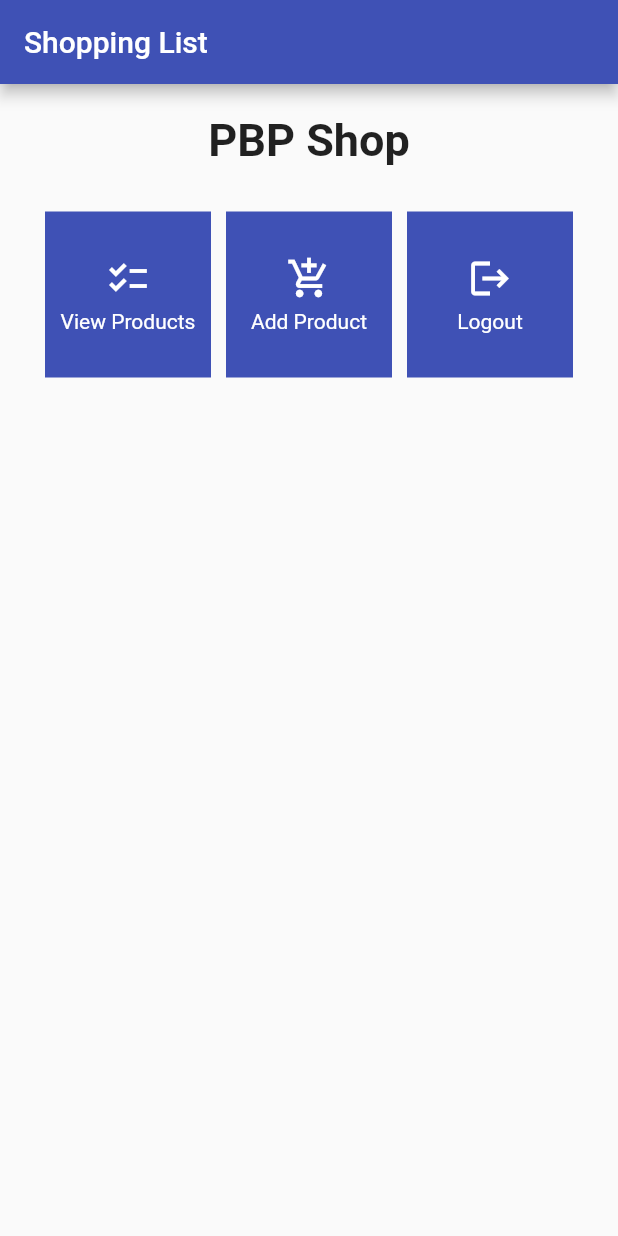
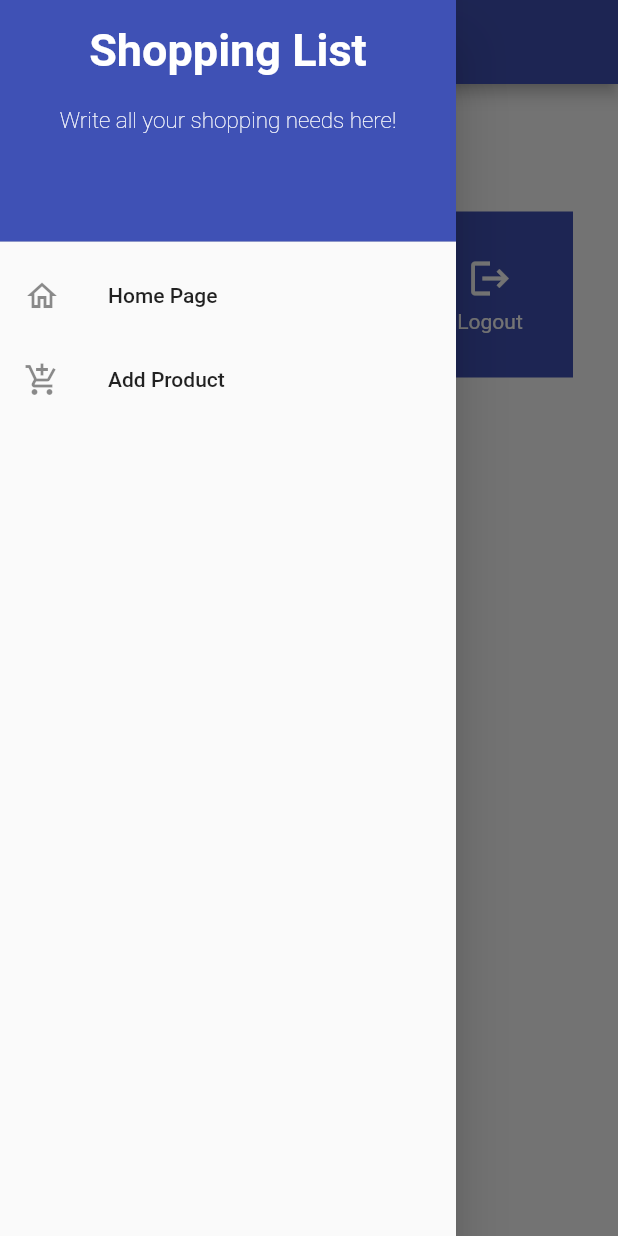
Before and after one commit to ardhika23/shopping-list-mobile, a Flutter app: the screen it shows after launch, with the side drawer open (before the commit the screen has no drawer), on a phone screen of 412 x 824 dp. Run offline on Flutter 3.47's test engine with Material 2 defaults, Android fonts, the phone set to English and light mode, and no system bars.

Commit message:
Already finished tutorial 7

```diff
--- a/lib/main.dart
+++ b/lib/main.dart
@@ -1,5 +1,5 @@
 import 'package:flutter/material.dart';
-import 'package:shopping_list/menu.dart';
+import 'package:shopping_list/screens/menu.dart';
 
 void main() {
   runApp(const MyApp());
--- a/lib/menu.dart
+++ b/lib/screens/menu.dart
@@ -1,4 +1,6 @@
 import 'package:flutter/material.dart';
+import 'package:shopping_list/widgets/left_drawer.dart';
+import 'package:shopping_list/widgets/shop_card.dart';
 
 class MyHomePage extends StatelessWidget {
   MyHomePage({Key? key}) : super(key: key);
@@ -64,58 +66,7 @@ class MyHomePage extends StatelessWidget {
               ),
             ),
           ),
+          drawer: const LeftDrawer(),
         );
     }
 }
-
-class ShopCard extends StatelessWidget {
-  final ShopItem item;
-
-  const ShopCard(this.item, {Key? key}); // Constructor
-
-  @override
-  Widget build(BuildContext context) {
-    return Material(
-      color: Colors.indigo,
-      child: InkWell(
-        // Responsive touch area
-        onTap: () {
-          // Show a SnackBar when clicked
-          ScaffoldMessenger.of(context)
-            ..hideCurrentSnackBar()
-            ..showSnackBar(SnackBar(
-                content: Text("You pressed the ${item.name} button!")));
-        },
-        child: Container(
-          // Container to hold Icon and Text
-          padding: const EdgeInsets.all(8),
-          child: Center(
-            child: Column(
-              mainAxisAlignment: MainAxisAlignment.center,
-              children: [
-                Icon(
-                  item.icon,
-                  color: Colors.white,
-                  size: 30.0,
-                ),
-                const Padding(padding: EdgeInsets.all(3)),
-                Text(
-                  item.name,
-                  textAlign: TextAlign.center,
-                  style: const TextStyle(color: Colors.white),
-                ),
-              ],
-            ),
-          ),
-        ),
-      ),
-    );
-  }
-}
-
-class ShopItem {
-  final String name;
-  final IconData icon;
-
-  ShopItem(this.name, this.icon);
-}
--- /dev/null
+++ b/lib/widgets/left_drawer.dart
@@ -0,0 +1,69 @@
+import 'package:flutter/material.dart';
+import 'package:shopping_list/screens/menu.dart';
+import 'package:shopping_list/screens/shoplist_form.dart';
+
+class LeftDrawer extends StatelessWidget {
+  const LeftDrawer({super.key});
+
+  @override
+  Widget build(BuildContext context) {
+    return Drawer(
+      child: ListView(
+        children: [
+          const DrawerHeader(
+            decoration: BoxDecoration(
+              color: Colors.indigo,
+            ),
+            child: Column(
+              children: [
+                Text(
+                  'Shopping List',
+                  textAlign: TextAlign.center,
+                  style: TextStyle(
+                    fontSize: 30,
+                    fontWeight: FontWeight.bold,
+                    color: Colors.white,
+                  ),
+                ),
+                Padding(padding: EdgeInsets.all(10)),
+                Text("Write all your shopping needs here!",
+                    // Adding text style with center alignment, font size 15, white color, and regular weight
+                  style: TextStyle(
+                    fontSize: 15,
+                    color: Colors.white,
+                    fontWeight: FontWeight.w100,
+                  ),
+                  textAlign: TextAlign.center,
+                ),
+              ],
+            ),
+          ),
+          ListTile(
+            leading: const Icon(Icons.home_outlined),
+            title: const Text('Home Page'),
+            // Redirection to MyHomePage
+            onTap: () {
+              Navigator.pushReplacement(
+                  context,
+                  MaterialPageRoute(
+                    builder: (context) => MyHomePage(),
+                  ));
+            },
+          ),
+          ListTile(
+            leading: const Icon(Icons.add_shopping_cart),
+            title: const Text('Add Product'),
+            // Redirection to ShopFormPage
+            onTap: () {
+              // Routing to ShopFormPage here, after ShopFormPage has been created.
+              Navigator.pushReplacement(
+                context,
+                MaterialPageRoute(builder: (context) => const ShopFormPage())
+              );
+            },
+          ),
+        ],
+      ),
+    );
+  }
+}
--- /dev/null
+++ b/lib/widgets/shop_card.dart
@@ -0,0 +1,65 @@
+import 'package:flutter/material.dart';
+import 'package:shopping_list/screens/shoplist_form.dart';
+
+class ShopItem {
+  final String name;
+  final IconData icon;
+
+  ShopItem(this.name, this.icon);
+}
+
+class ShopCard extends StatelessWidget {
+  final ShopItem item;
+
+  const ShopCard(this.item, {super.key}); // Constructor
+
+  @override
+  Widget build(BuildContext context) {
+    return Material(
+      color: Colors.indigo,
+      child: InkWell(
+        // Responsive touch area
+        onTap: () {
+          // Displays a SnackBar when tapped
+          ScaffoldMessenger.of(context)
+            ..hideCurrentSnackBar()
+            ..showSnackBar(SnackBar(
+                content: Text("You pressed the ${item.name} button!")));
+
+          // Navigate to the corresponding route (depending on the type of button)
+          if (item.name == "Add Product") {
+            // Navigate to MaterialPageRoute that includes ShopFormPage.
+            Navigator.push(
+              context,
+              MaterialPageRoute(
+                builder: (context) => const ShopFormPage(),
+              ),
+            );
+          }
+        },
+        child: Container(
+          // Container to hold Icon and Text
+          padding: const EdgeInsets.all(8),
+          child: Center(
+            child: Column(
+              mainAxisAlignment: MainAxisAlignment.center,
+              children: [
+                Icon(
+                  item.icon,
+                  color: Colors.white,
+                  size: 30.0,
+                ),
+                const Padding(padding: EdgeInsets.all(3)),
+                Text(
+                  item.name,
+                  textAlign: TextAlign.center,
+                  style: const TextStyle(color: Colors.white),
+                ),
+              ],
+            ),
+          ),
+        ),
+      ),
+    );
+  }
+}
```
Also changed, not shown: lib/screens/shoplist_form.dart (added, +180 -0 lines).
